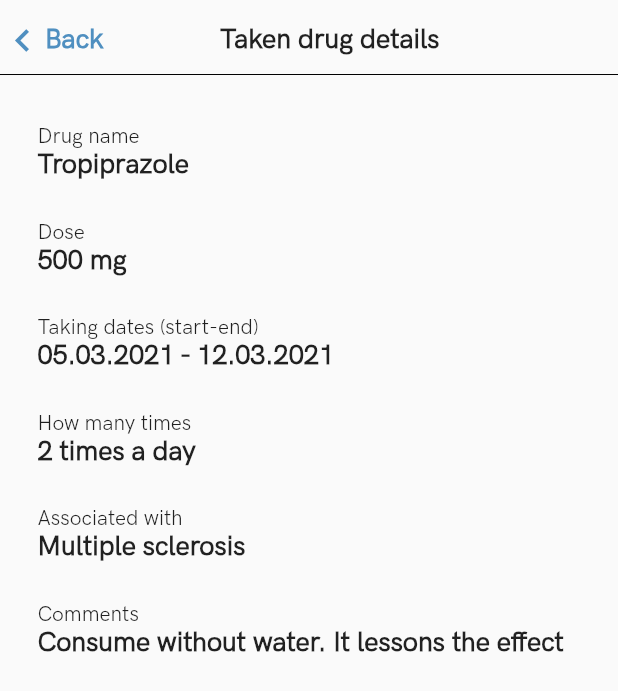
After one commit to ilyosyusuf/e-med, a Flutter app: the screen it shows after launch, after a tap on "Tropiprazole", on a phone screen of 412 x 824 dp. The commit adds this screen. Shown: the top 691 px of the screen. Run offline on Flutter 3.47's test engine with Material 2 defaults, Android fonts, the phone set to English and light mode, and no system bars; our stand-ins replace bloc, connectivity_plus, dropdown_button2, flutter_bloc, flutter_svg, get_storage and 1 more; project files that could hold a hidden picture were left out.

Commit message:
taken drug details page was added

```diff
--- /dev/null
+++ b/lib/screens/home/view/pages/syringe/taken_drug_details.dart
@@ -0,0 +1,71 @@
+import 'package:emed/core/constants/font/font_style.dart';
+import 'package:emed/core/extensions/context_extension.dart';
+import 'package:emed/widgets/appbar/app_bar_widget.dart';
+import 'package:emed/widgets/buttons/back_button.dart';
+import 'package:flutter/material.dart';
+
+class TakenDrugDetailsView extends StatelessWidget {
+  String drugName;
+  String mg;
+  String fromdo;
+  TakenDrugDetailsView({Key? key, required this.drugName, required this.mg, required this.fromdo}) : super(key: key);
+
+  @override
+  Widget build(BuildContext context) {
+    return Scaffold(
+      body: SafeArea(
+        child: Column(
+          children: [
+            AppBarWidget(
+                center: Text(
+                  "Taken drug details",
+                  style: FStyles.headline3s,
+                ),
+                leading: BackButtonWidgets(ontap: () {
+                  Navigator.pop(context);
+                })),
+            Expanded(
+              child: Column(
+                children: [
+                  Padding(
+                    padding: const EdgeInsets.symmetric(horizontal: 25.0),
+                    child: SizedBox(
+                      width: context.w,
+                      child: Column(
+                        crossAxisAlignment: CrossAxisAlignment.start,
+                        children: [
+                          SizedBox(height: context.h * 0.03),
+                          Text("Drug name"),
+                          Text(drugName,
+                              style: FStyles.headline3s),
+                          SizedBox(height: context.h * 0.03),
+                          Text("Dose"),
+                          Text(mg, style: FStyles.headline3s),
+                          SizedBox(height: context.h * 0.03),
+                          Text("Taking dates (start-end)"),
+                          Text(fromdo,
+                              style: FStyles.headline3s),
+                          SizedBox(height: context.h * 0.03),
+                          Text("How many times"),
+                          Text("2 times a day", style: FStyles.headline3s),
+                          SizedBox(height: context.h * 0.03),
+                          Text("Associated with"),
+                          Text("Multiple sclerosis",
+                              style: FStyles.headline3s),
+                          SizedBox(height: context.h * 0.03),
+                          Text("Comments"),
+                          Text("Consume without water. It lessons the effect",
+                              style: FStyles.headline3s),
+                        ],
+                      ),
+                    ),
+                  ),
+                ],
+              ),
+            ),
+          ],
+        ),
+      ),
+    );
+  }
+}
--- a/lib/widgets/listtilewidgets/drug_list_tile.dart
+++ b/lib/widgets/listtilewidgets/drug_list_tile.dart
@@ -1,4 +1,5 @@
 import 'package:emed/core/constants/font/font_style.dart';
+import 'package:emed/screens/home/view/pages/syringe/taken_drug_details.dart';
 import 'package:flutter/material.dart';
 
 class DrugListTileWidget extends StatelessWidget {
@@ -17,6 +18,9 @@ class DrugListTileWidget extends StatelessWidget {
     return Column(
       children: [
         ListTile(
+          onTap: (){
+            Navigator.push(context, MaterialPageRoute(builder: (_)=> TakenDrugDetailsView(drugName: title.toString(), mg: mg.toString(), fromdo: fromdo.toString())));
+          },
           title: Text(
             this.title.toString(),
             style: FStyles.headline3s,
```
